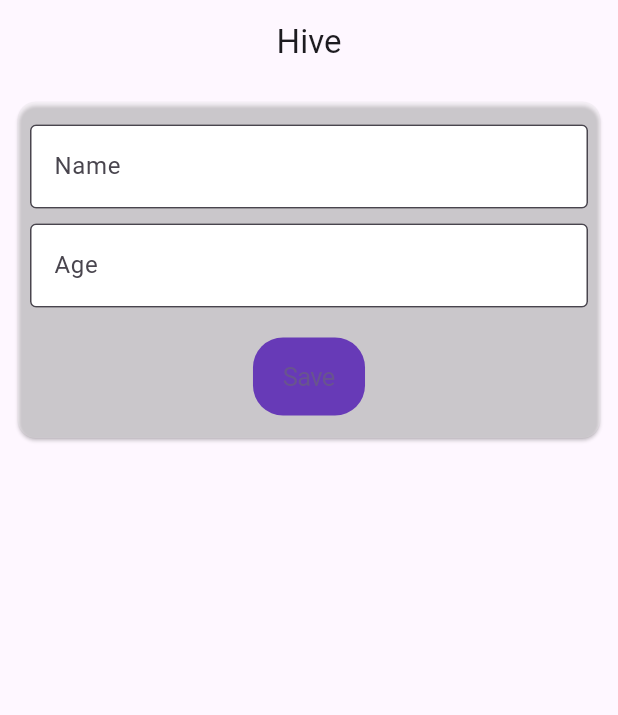
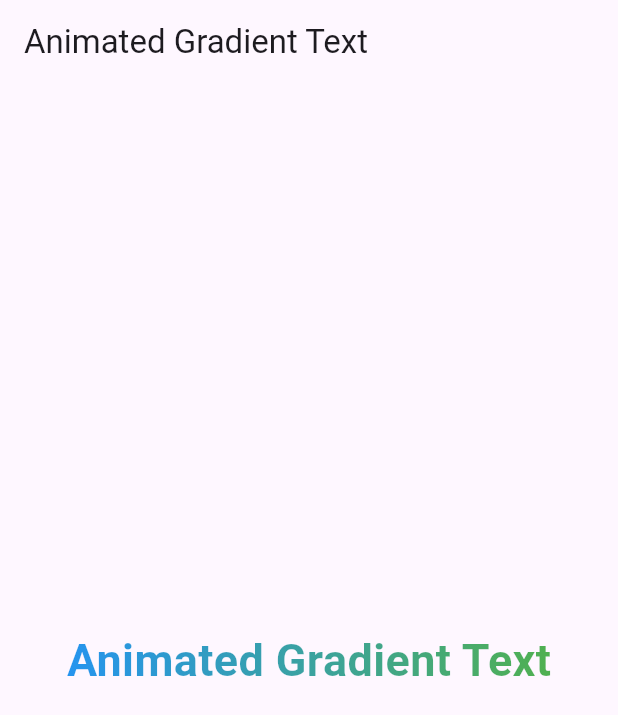
Before and after one commit to MuhammadRahman2/Flutter-learning, a Flutter app: the screen it shows after launch, on a phone screen of 412 x 824 dp. Shown: the top 715 px of the screen. Run offline on Flutter 3.47's test engine with Material 3 defaults, Android fonts, the phone set to English and light mode, and no system bars; our stand-ins replace hive, hive_flutter; accounts and stored records are empty.

Commit message:
text Gradient done

```diff
--- a/lib/main.dart
+++ b/lib/main.dart
@@ -1,6 +1,8 @@
 import 'package:flutter/material.dart';
 import 'package:flutter_learning/hive/contact.dart';
 import 'package:flutter_learning/hive/hive_view.dart';
+import 'package:flutter_learning/text_gradient/gradient_animation.dart';
+import 'package:flutter_learning/text_gradient/text_gradinet.dart';
 import 'package:hive_flutter/hive_flutter.dart';
 import 'package:path_provider/path_provider.dart' as path_provider;
 
@@ -29,21 +31,26 @@ class _MyAppState extends State<MyApp> {
         colorScheme: ColorScheme.fromSeed(seedColor: Colors.deepPurple),
         useMaterial3: true,
       ),
-      home: FutureBuilder(
-          future: Hive.openBox('contacts'),
-          builder: (context, snapshot) {
-            if (snapshot.connectionState == ConnectionState.done) {
-              if (snapshot.hasError) {
-                return Text(snapshot.error.toString());
-              } else {
-                return HiveView();
-              }
-            } else {
-              return const Center(
-                child: LinearProgressIndicator(),
-              );
-            }
-          }),
+      home:
+      GradientAnimation(),
+
+      // TextGradient(),
+        // for hive
+      // FutureBuilder(
+      //     future: Hive.openBox('contacts'),
+      //     builder: (context, snapshot) {
+      //       if (snapshot.connectionState == ConnectionState.done) {
+      //         if (snapshot.hasError) {
+      //           return Text(snapshot.error.toString());
+      //         } else {
+      //           return HiveView();
+      //         }
+      //       } else {
+      //         return const Center(
+      //           child: LinearProgressIndicator(),
+      //         );
+      //       }
+      //     }),
     );
   }
 
--- /dev/null
+++ b/lib/text_gradient/gradient_animation.dart
@@ -0,0 +1,65 @@
+import 'package:flutter/material.dart';
+
+class GradientAnimation extends StatefulWidget {
+  const GradientAnimation({super.key});
+
+  @override
+  State<GradientAnimation> createState() => _GradientAnimationState();
+}
+
+class _GradientAnimationState extends State<GradientAnimation> with SingleTickerProviderStateMixin {
+  late AnimationController _controller;
+  late Animation<double> _animation;
+
+  @override
+  void initState() {
+    super.initState();
+    _controller = AnimationController(
+      vsync: this,duration: const Duration(seconds: 2),
+    )..repeat(reverse: true);
+    _animation = CurvedAnimation(
+      parent: _controller,
+      curve: Curves.easeInOut,
+    );
+  }
+
+  @override
+  Widget build(BuildContext context) {
+    return Scaffold(
+      appBar: AppBar(
+        title: Text('Animated Gradient Text'),
+      ),
+      body: Center(
+        child: AnimatedBuilder(
+          animation: _animation,
+          builder: (context, child) {
+            return ShaderMask(
+              blendMode: BlendMode.srcIn,
+              shaderCallback: (Rect bounds) {
+                return LinearGradient(
+                  colors: [
+                    Color.lerp(Colors.blue, Colors.red, _animation.value)!,
+                    Color.lerp(Colors.green, Colors.yellow, _animation.value)!
+                  ],
+                ).createShader(bounds);
+              },
+              child: const Text(
+                'Animated Gradient Text',
+                style: TextStyle(
+                  fontSize: 30.0,
+                  fontWeight: FontWeight.bold,
+                ),
+              ),
+            );
+          },
+        ),
+      ),
+    );
+  }
+
+  @override
+  void dispose() {
+    _controller.dispose();
+    super.dispose();
+  }
+}
--- /dev/null
+++ b/lib/text_gradient/text_gradinet.dart
@@ -0,0 +1,41 @@
+import 'package:flutter/material.dart';
+
+class TextGradient extends StatefulWidget {
+  const TextGradient({super.key});
+
+  @override
+  State<TextGradient> createState() => _TextGradientState();
+}
+
+class _TextGradientState extends State<TextGradient> {
+  @override
+  Widget build(BuildContext context) {
+    return MaterialApp(
+      home: Scaffold(
+        appBar: AppBar(
+          title: const Text('Text Gradient Example'),
+        ),
+        body: Center(
+          child: ShaderMask(
+            blendMode: BlendMode.srcIn,
+            shaderCallback: (Rect bounds) {
+              return const LinearGradient(
+                begin: Alignment.topLeft,
+                end: Alignment.bottomRight,
+                colors: [Color(0xFF8165B6), Color(0xFF9F21F3), Color(0xFF362E57)],
+              ).createShader(bounds);
+            },
+            child: const  Text(
+              'Gradient Text',
+              style: TextStyle(
+                fontSize: 36.0,
+                fontWeight: FontWeight.bold,
+              ),
+            ),
+          ),
+        ),
+      ),
+
+    );
+  }
+}
```
